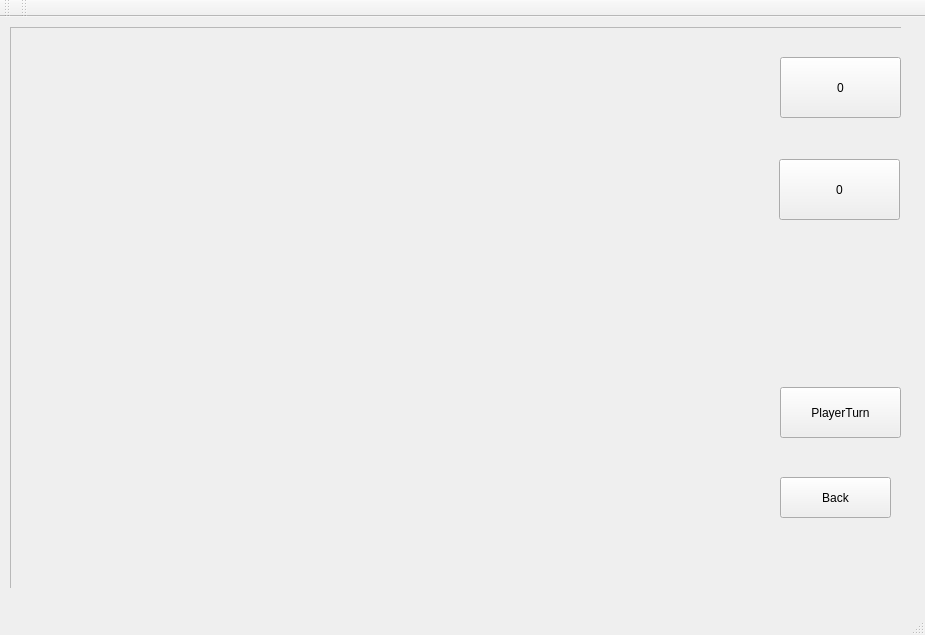
Old version of the form srcs/gui/mainwindow.ui in the repository eole1712/Gomoku.
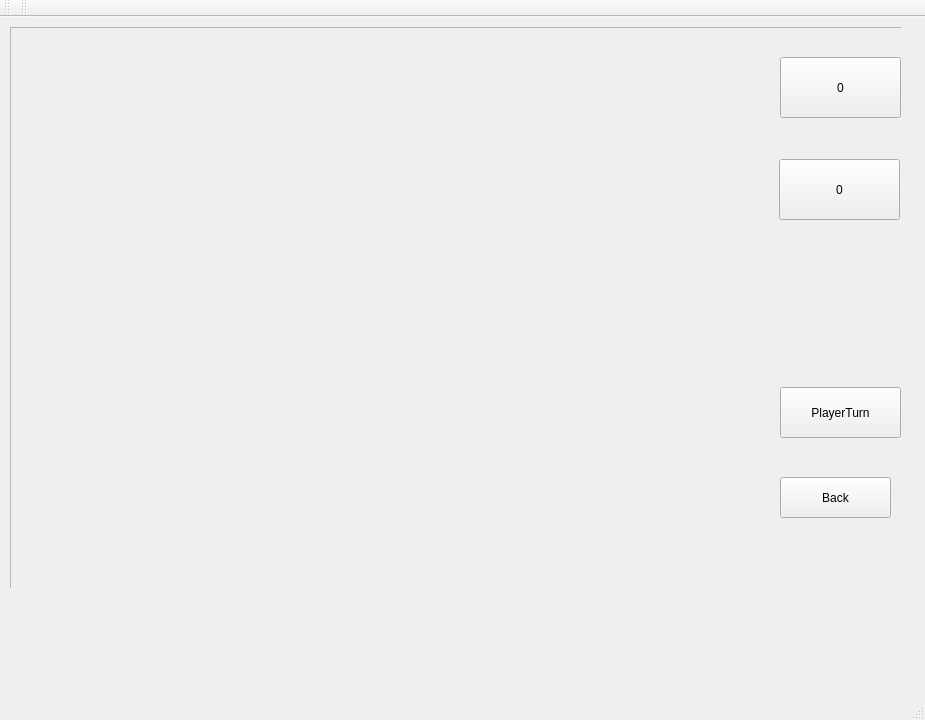
New version of the form. Custom widgets are drawn as their Qt base class.

Commit message: feat (Gomoku) red error

Diff of the .ui file:
```diff
--- a/srcs/gui/mainwindow.ui
+++ b/srcs/gui/mainwindow.ui
@@ -10,7 +10,7 @@
     <x>0</x>
     <y>0</y>
     <width>925</width>
-    <height>635</height>
+    <height>720</height>
    </rect>
   </property>
   <property name="windowTitle">
@@ -294,6 +294,30 @@
      </widget>
     </widget>
    </widget>
+   <widget class="QLabel" name="ErrorMessage">
+    <property name="geometry">
+     <rect>
+      <x>26</x>
+      <y>584</y>
+      <width>851</width>
+      <height>71</height>
+     </rect>
+    </property>
+    <property name="font">
+     <font>
+      <family>Kinnari</family>
+      <pointsize>28</pointsize>
+      <weight>75</weight>
+      <bold>true</bold>
+     </font>
+    </property>
+    <property name="locale">
+     <locale language="English" country="UnitedStates"/>
+    </property>
+    <property name="text">
+     <string/>
+    </property>
+   </widget>
   </widget>
   <widget class="QStatusBar" name="statusBar"/>
   <widget class="QMenuBar" name="menuBar">
```
The commit also changes 5 other files.
